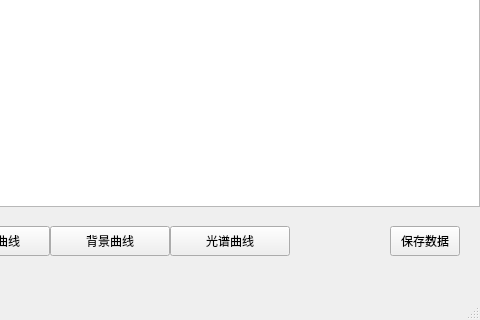
Qt form 主界面.ui (lb743601/spec) before a commit; both pictures show x 320 to 800 and y 444 to 764 of the 800 by 764 pixel window.
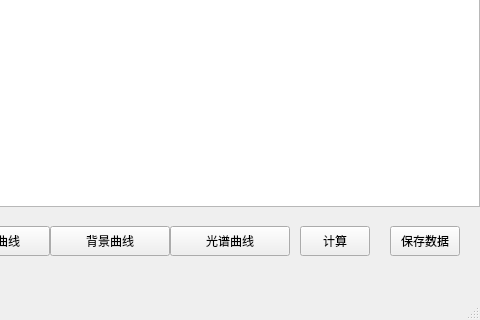
The same form after that commit.

Commit message: 添加透过率计算

Diff of the .ui file:
```diff
--- a/主界面.ui
+++ b/主界面.ui
@@ -292,6 +292,25 @@
      <string>光谱曲线</string>
     </property>
    </widget>
+   <widget class="QPushButton" name="pushButton_5">
+    <property name="geometry">
+     <rect>
+      <x>620</x>
+      <y>670</y>
+      <width>70</width>
+      <height>30</height>
+     </rect>
+    </property>
+    <property name="font">
+     <font>
+      <family>微软雅黑</family>
+      <pointsize>9</pointsize>
+     </font>
+    </property>
+    <property name="text">
+     <string>计算</string>
+    </property>
+   </widget>
   </widget>
   <widget class="QMenuBar" name="menubar">
    <property name="geometry">
```
The commit also changes 2 other files.
